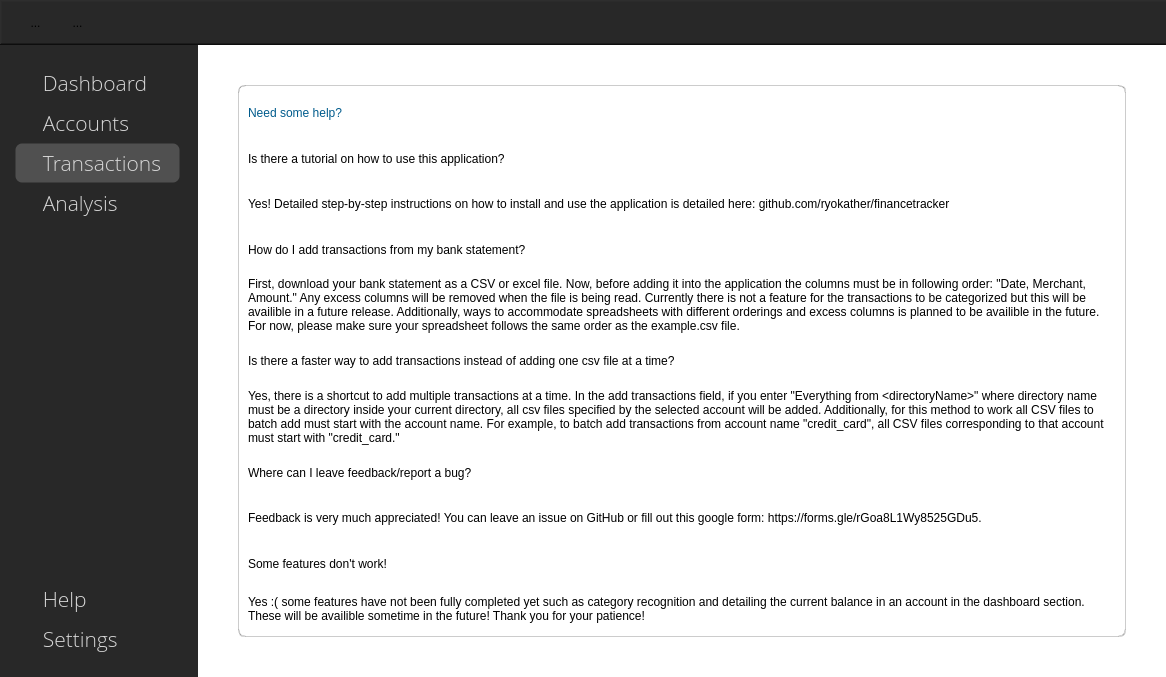
Old version of the form financedesign.ui in the repository ryokather/FinanceTracker.
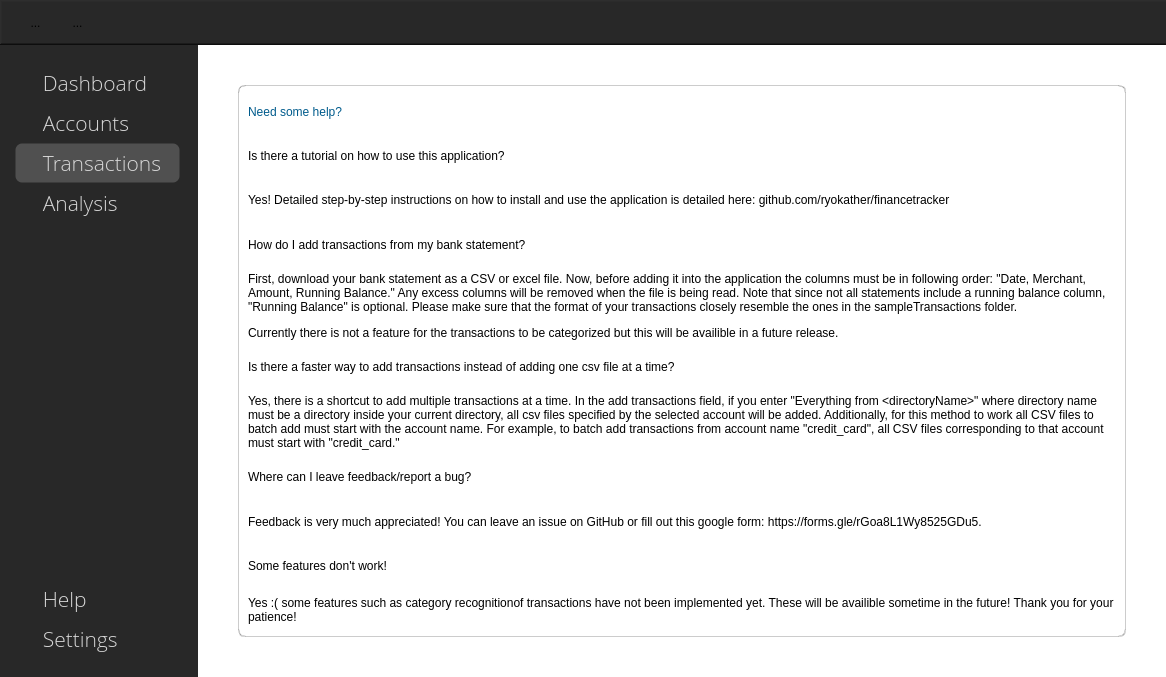
New version of the form. The open tabs and pages were chosen to show the change. Icons and pictures are not drawn. Custom widgets are drawn as their Qt base class.

Commit message: Implemented account balance functionality

Patch:
```diff
--- a/financedesign.ui
+++ b/financedesign.ui
@@ -2689,7 +2689,7 @@
                  <string notr="true">font: 25 12pt &quot;Open Sans&quot;;</string>
                 </property>
                 <property name="text">
-                 <string>&lt;html&gt;&lt;head/&gt;&lt;body&gt;&lt;p&gt;First, download your bank statement as a CSV or excel file. Now, before adding it into the application the columns must be in following order: &amp;quot;Date, Merchant, Amount.&amp;quot; Any excess columns will be removed when the file is being read. Currently there is not a feature for the transactions to be categorized but this will be availible in a future release. Additionally, ways to accommodate spreadsheets with different orderings and excess columns is planned to be availible in the future. For now, please make sure your spreadsheet follows the same order as the example.csv file.&lt;/p&gt;&lt;/body&gt;&lt;/html&gt;</string>
+                 <string>&lt;html&gt;&lt;head/&gt;&lt;body&gt;&lt;p&gt;First, download your bank statement as a CSV or excel file. Now, before adding it into the application the columns must be in following order: &amp;quot;Date, Merchant, Amount, Running Balance.&amp;quot; Any excess columns will be removed when the file is being read. Note that since not all statements include a running balance column, &amp;quot;Running Balance&amp;quot; is optional. Please make sure that the format of your transactions closely resemble the ones in the sampleTransactions folder.&lt;/p&gt;&lt;p&gt;Currently there is not a feature for the transactions to be categorized but this will be availible in a future release. &lt;/p&gt;&lt;/body&gt;&lt;/html&gt;</string>
                 </property>
                 <property name="wordWrap">
                  <bool>true</bool>
@@ -2752,7 +2752,7 @@
                  <string notr="true">font: 25 12pt &quot;Open Sans&quot;;</string>
                 </property>
                 <property name="text">
-                 <string>&lt;html&gt;&lt;head/&gt;&lt;body&gt;&lt;p&gt;Yes :( some features have not been fully completed yet such as category recognition and detailing the current balance in an account in the dashboard section. These will be availible sometime in the future! Thank you for your patience!&lt;/p&gt;&lt;/body&gt;&lt;/html&gt;</string>
+                 <string>&lt;html&gt;&lt;head/&gt;&lt;body&gt;&lt;p&gt;Yes :( some features such as category recognitionof transactions have not been implemented yet. These will be availible sometime in the future! Thank you for your patience!&lt;/p&gt;&lt;/body&gt;&lt;/html&gt;</string>
                 </property>
                 <property name="wordWrap">
                  <bool>true</bool>
```
The commit also changes 7 other files.
